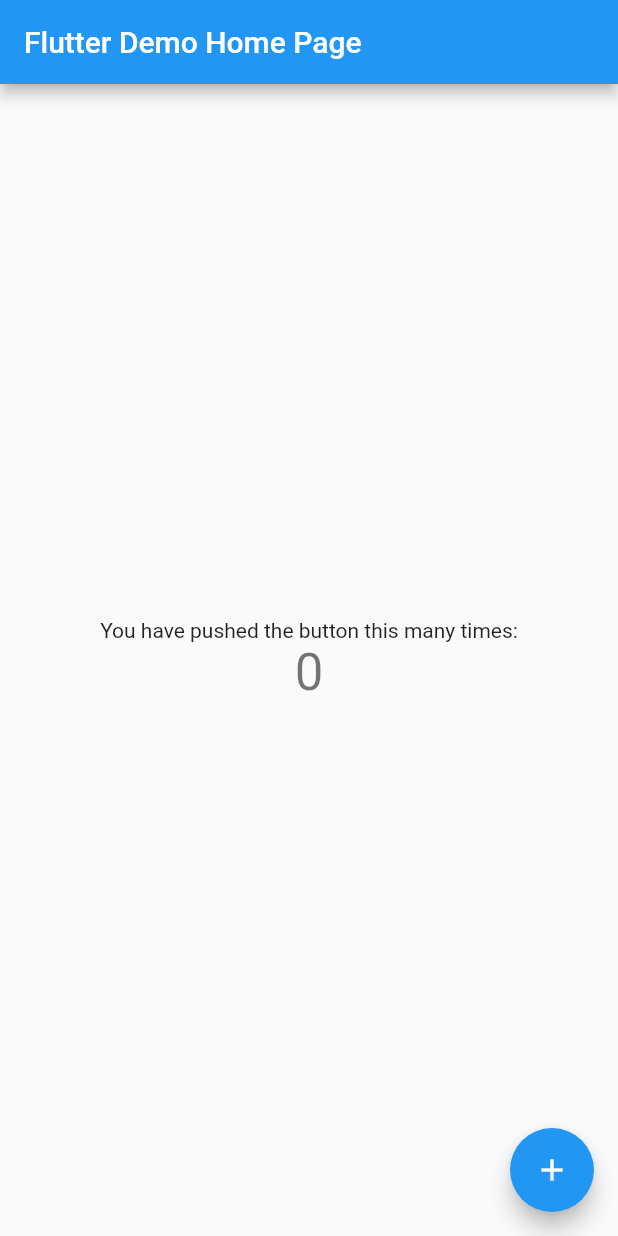
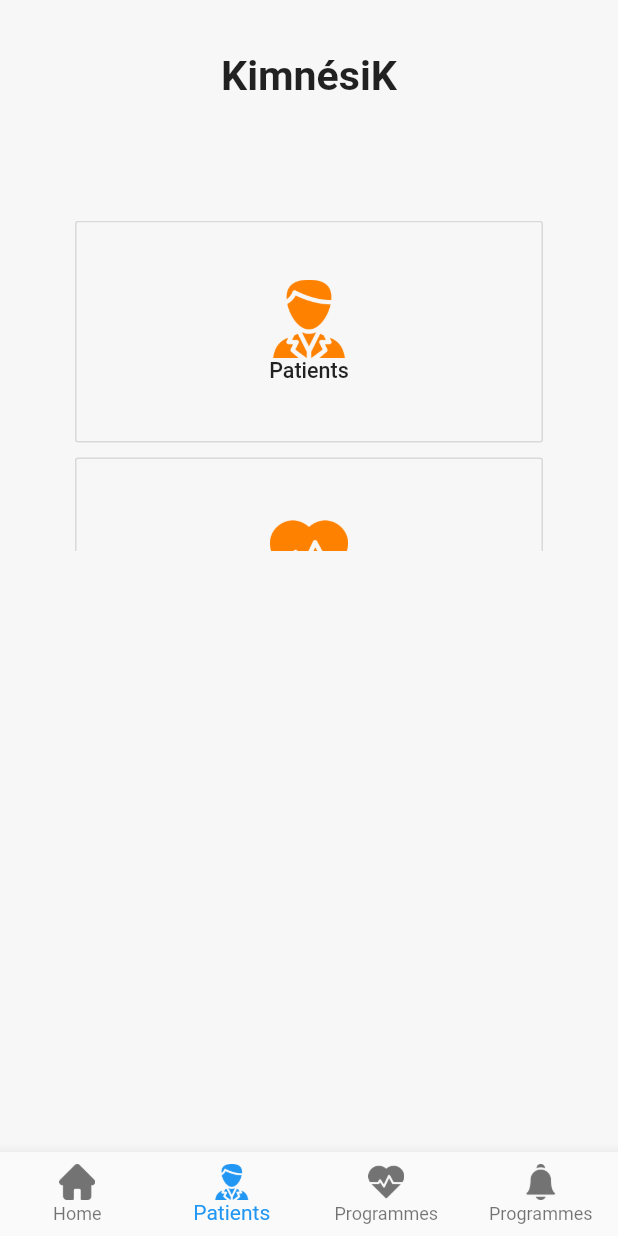
Before and after one commit to hachettea/kimnesik, a Flutter app: the screen it shows after launch, on a phone screen of 412 x 824 dp. Run offline on Flutter 3.47's test engine with Material 2 defaults, Android fonts, the phone set to English and light mode, and no system bars.

Commit message:
Premiere version de l'interface principale du menu du kiné.

```diff
--- a/lib/main.dart
+++ b/lib/main.dart
@@ -1,117 +1,13 @@
 import 'package:flutter/material.dart';
+import './view/menukine.dart';
 
-void main() {
-  runApp(MyApp());
-}
+void main() => runApp(MyApp());
 
 class MyApp extends StatelessWidget {
-  // This widget is the root of your application.
   @override
   Widget build(BuildContext context) {
     return MaterialApp(
-      title: 'Flutter Demo',
-      theme: ThemeData(
-        // This is the theme of your application.
-        //
-        // Try running your application with "flutter run". You'll see the
-        // application has a blue toolbar. Then, without quitting the app, try
-        // changing the primarySwatch below to Colors.green and then invoke
-        // "hot reload" (press "r" in the console where you ran "flutter run",
-        // or simply save your changes to "hot reload" in a Flutter IDE).
-        // Notice that the counter didn't reset back to zero; the application
-        // is not restarted.
-        primarySwatch: Colors.blue,
-        // This makes the visual density adapt to the platform that you run
-        // the app on. For desktop platforms, the controls will be smaller and
-        // closer together (more dense) than on mobile platforms.
-        visualDensity: VisualDensity.adaptivePlatformDensity,
-      ),
-      home: MyHomePage(title: 'Flutter Demo Home Page'),
+        home: Menukine()
     );
   }
 }
-
-class MyHomePage extends StatefulWidget {
-  MyHomePage({Key key, this.title}) : super(key: key);
-
-  // This widget is the home page of your application. It is stateful, meaning
-  // that it has a State object (defined below) that contains fields that affect
-  // how it looks.
-
-  // This class is the configuration for the state. It holds the values (in this
-  // case the title) provided by the parent (in this case the App widget) and
-  // used by the build method of the State. Fields in a Widget subclass are
-  // always marked "final".
-
-  final String title;
-
-  @override
-  _MyHomePageState createState() => _MyHomePageState();
-}
-
-class _MyHomePageState extends State<MyHomePage> {
-  int _counter = 0;
-
-  void _incrementCounter() {
-    setState(() {
-      // This call to setState tells the Flutter framework that something has
-      // changed in this State, which causes it to rerun the build method below
-      // so that the display can reflect the updated values. If we changed
-      // _counter without calling setState(), then the build method would not be
-      // called again, and so nothing would appear to happen.
-      _counter++;
-    });
-  }
-
-  @override
-  Widget build(BuildContext context) {
-    // This method is rerun every time setState is called, for instance as done
-    // by the _incrementCounter method above.
-    //
-    // The Flutter framework has been optimized to make rerunning build methods
-    // fast, so that you can just rebuild anything that needs updating rather
-    // than having to individually change instances of widgets.
-    return Scaffold(
-      appBar: AppBar(
-        // Here we take the value from the MyHomePage object that was created by
-        // the App.build method, and use it to set our appbar title.
-        title: Text(widget.title),
-      ),
-      body: Center(
-        // Center is a layout widget. It takes a single child and positions it
-        // in the middle of the parent.
-        child: Column(
-          // Column is also a layout widget. It takes a list of children and
-          // arranges them vertically. By default, it sizes itself to fit its
-          // children horizontally, and tries to be as tall as its parent.
-          //
-          // Invoke "debug painting" (press "p" in the console, choose the
-          // "Toggle Debug Paint" action from the Flutter Inspector in Android
-          // Studio, or the "Toggle Debug Paint" command in Visual Studio Code)
-          // to see the wireframe for each widget.
-          //
-          // Column has various properties to control how it sizes itself and
-          // how it positions its children. Here we use mainAxisAlignment to
-          // center the children vertically; the main axis here is the vertical
-          // axis because Columns are vertical (the cross axis would be
-          // horizontal).
-          mainAxisAlignment: MainAxisAlignment.center,
-          children: <Widget>[
-            Text(
-              'You have pushed the button this many times:',
-            ),
-            Text(
-              '$_counter',
-              style: Theme.of(context).textTheme.headline4,
-            ),
-          ],
-        ),
-      ),
-      floatingActionButton: FloatingActionButton(
-        onPressed: _incrementCounter,
-        tooltip: 'Increment',
-        child: Icon(Icons.add),
-      ), // This trailing comma makes auto-formatting nicer for build methods.
-    );
-  }
-}
--- /dev/null
+++ b/lib/view/menukine.dart
@@ -0,0 +1,128 @@
+import 'package:flutter/material.dart';
+
+class Menukine extends StatelessWidget {
+  @override
+  Widget build(BuildContext context) {
+    return MaterialApp(
+      title: 'Flutter des',
+      theme: ThemeData(
+        primarySwatch: Colors.blue,
+        visualDensity: VisualDensity.adaptivePlatformDensity,
+
+      ),
+      home: MyHomePage(),
+    );
+  }
+}
+
+class MyHomePage extends StatefulWidget {
+  MyHomePage({Key key}) : super(key: key);
+
+
+  @override
+  _MyHomePageState createState() => _MyHomePageState();
+}
+
+class _MyHomePageState extends State<MyHomePage> {
+  @override
+  Widget build(BuildContext context) {
+    return Scaffold(
+      bottomNavigationBar: BottomNavigationBar(
+        type: BottomNavigationBarType.fixed,
+        currentIndex: 1,
+        onTap: (int index) {
+          setState(() {
+          });
+        },
+
+        items: [
+          new BottomNavigationBarItem(
+              icon: new ImageIcon(
+                  AssetImage('assets/home.png')
+              ),
+              title: new Text('Home')
+          ),
+
+          new BottomNavigationBarItem(
+              icon: new ImageIcon(
+                  AssetImage('assets/patient.png')
+              ),
+              title: new Text('Patients')
+          ),
+
+          new BottomNavigationBarItem(
+              icon: new ImageIcon(
+                  AssetImage('assets/cardiogram.png')
+              ),
+              title: Text('Programmes')
+          ),
+
+          new BottomNavigationBarItem(
+              icon: new ImageIcon(
+                  AssetImage('assets/bell.png')
+              ),
+              title: Text('Programmes')
+          )
+
+
+        ],
+
+      ),
+      backgroundColor: const Color(0xFFF7F7F7),
+      body: Stack(
+        children: <Widget>[
+          Column(
+            children: <Widget>[
+              Container(
+                  padding: const EdgeInsets.only(left: 10,top: 35.2,right: 10,bottom: 80),
+                  child:Text(
+                    "KimnésiK",style: TextStyle(fontWeight: FontWeight.bold,fontSize: 27.4),
+                  )
+              ),
+              Container(
+                  height: 220,
+                  child: GridView.count(
+                    primary: false,
+                    padding: const EdgeInsets.only(left: 50,top: 0,right: 50,bottom: 0),
+                    mainAxisSpacing: 10,
+                    crossAxisCount: 1,
+                    childAspectRatio: 2.11,
+                    children: <Widget>[
+                      OutlineButton(
+                        onPressed: () => {},
+                        color: Colors.white,
+                        child: Column( // Replace with a Row for horizontal icon + text
+
+                          mainAxisAlignment: MainAxisAlignment.center,
+                          crossAxisAlignment: CrossAxisAlignment.center,
+                          children: <Widget>[
+                            Image.asset('assets/patient.png',height:52.2),
+                            Text("Patients",style: TextStyle(fontSize: 14.3))
+                          ],
+                        ),
+                      ),
+
+                      OutlineButton(
+                        onPressed: () => {},
+                        color: Colors.white,
+                        child: Column( // Replace with a Row for horizontal icon + text
+                          mainAxisAlignment: MainAxisAlignment.center,
+                          crossAxisAlignment: CrossAxisAlignment.center,
+                          children: <Widget>[
+                          Image.asset('assets/cardiogram.png',height:52.2),
+                            Text("Programmes",style: TextStyle(fontSize: 14.3))
+                          ],
+                        ),
+                      ),
+                    ],
+                  )
+              ),
+
+            ],
+          ),
+
+        ],
+      ),
+    );
+  }
+}
--- a/pubspec.yaml
+++ b/pubspec.yaml
@@ -45,9 +45,8 @@
   uses-material-design: true
 
   # To add assets to your application, add an assets section, like this:
-  # assets:
-  #   - images/a_dot_burr.jpeg
-  #   - images/a_dot_ham.jpeg
+  assets:
+    - assets/
 
   # An image asset can refer to one or more resolution-specific "variants", see
   # https://flutter.dev/assets-and-images/#resolution-aware.
```
Also changed, not shown: assets/bell.png (added), assets/cardiogram.png (added), assets/home.png (added), assets/patient.png (added).
